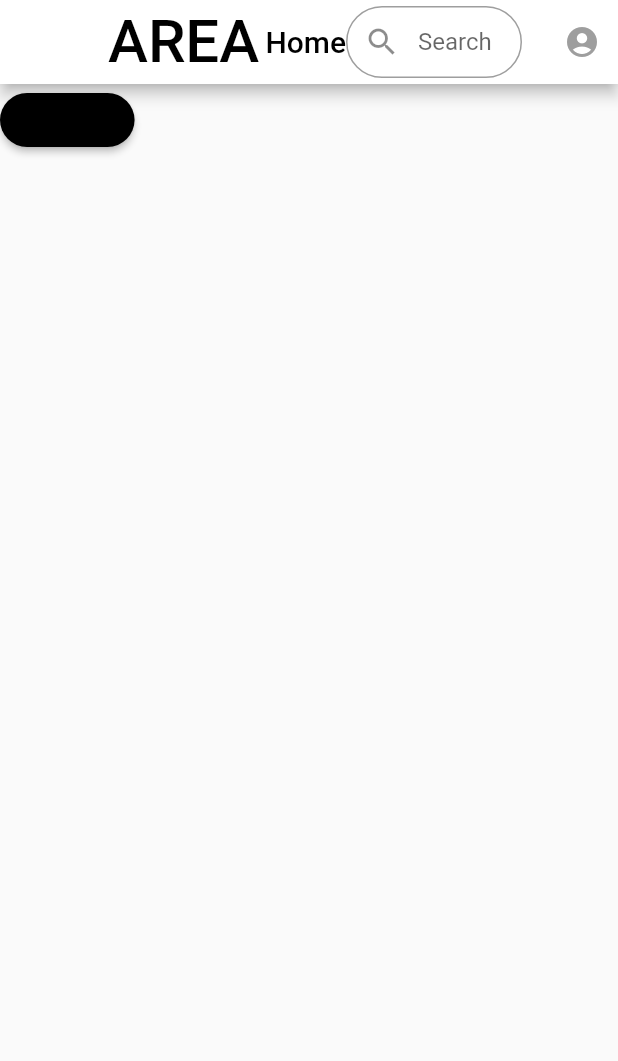
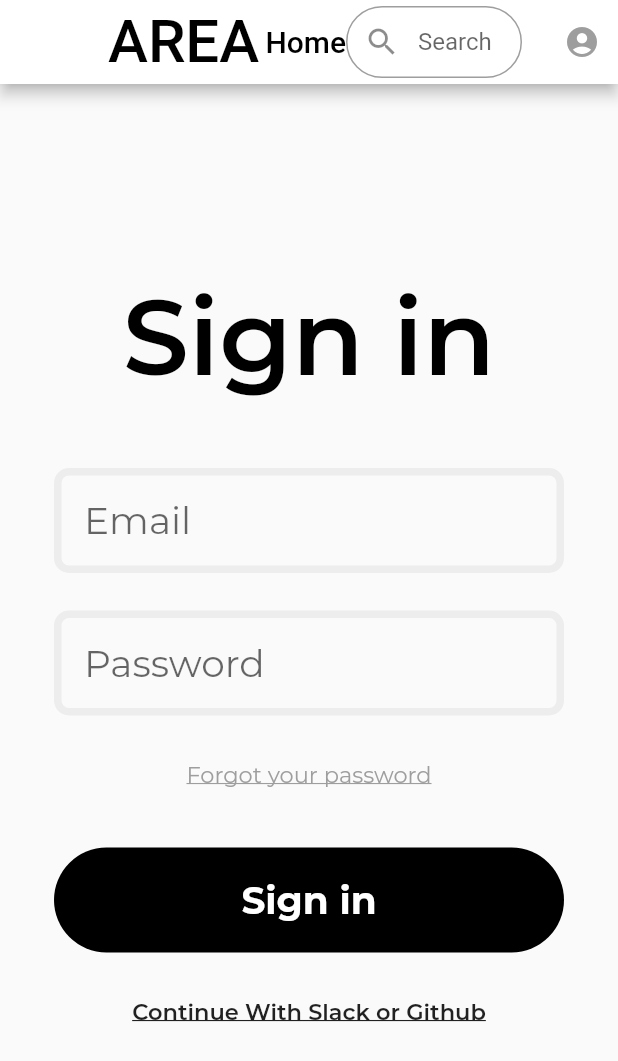
Before and after one commit to Mickeybab/Area, a Flutter app: the LoginPage screen opened by its route, on a phone screen of 412 x 824 dp. Shown: the top 1061 px of the screen. Run offline on Flutter 3.47's test engine with Material 2 defaults, Android fonts, the phone set to English and light mode, and no system bars; project files that could hold a hidden picture were left out.

Commit message:
[ADD] Adding Login front page

```diff
--- a/area_front/lib/main.dart
+++ b/area_front/lib/main.dart
@@ -11,7 +11,7 @@ import 'package:area_front/pages/Login.dart' show LoginPage;
 import 'package:area_front/pages/MyApplets.dart' show MyApplets;
 import 'package:area_front/pages/MyServices.dart' show MyServices;
 import 'package:area_front/pages/SignOut.dart' show SignOut;
-
+import 'package:area_front/pages/Landing.dart' show LandingPage;
 
 void main() => runApp(MyApp());
 
@@ -27,6 +27,7 @@ class MyApp extends StatelessWidget {
         debugShowCheckedModeBanner: false,
         home: HomePage(),
         routes: <String, WidgetBuilder>{
+          Routes.landing: (BuildContext context) => LandingPage(),
           Routes.home: (BuildContext context) => HomePage(),
           Routes.login: (BuildContext context) => LoginPage(),
           Routes.signOut: (BuildContext context) => SignOut(),
--- a/area_front/lib/pages/Landing.dart
+++ b/area_front/lib/pages/Landing.dart
@@ -1,21 +1,41 @@
 // Core
+import 'package:area_front/widgets/LogContainer.dart';
 import 'package:flutter/material.dart';
 
 // My Widgets
 import 'package:area_front/widgets/TopBar.dart';
 
-// Datas
-import 'package:area_front/static/Constants.dart';
-import 'package:area_front/static/Routes.dart';
-
-class LoginPage extends StatelessWidget {
-  const LoginPage({Key key}) : super(key: key);
+class LandingPage extends StatelessWidget {
+  const LandingPage({Key key}) : super(key: key);
 
   @override
   Widget build(BuildContext context) {
     return Scaffold(
       appBar: TopBar(),
       body: Stack(
+        children: <Widget>[
+          Align(
+            alignment: Alignment(-0.80, -0.20),
+            child: Image.asset(
+              "assets/images/3.0x/services.png",
+              width: 600,
+              height: 600,
+              fit: BoxFit.contain,
+            )
+          ),
+          Align(
+            alignment: Alignment(0.80, -0.20),
+            child: Container(
+              height: 140,
+              width: 450,
+              decoration: BoxDecoration(
+                borderRadius: BorderRadius.circular(17.0),
+                color: Color.fromARGB(255, 237, 237, 237),
+              ),
+              child: LogContainer()
+            )
+          )
+        ],
       ),
     );
   }
--- a/area_front/lib/pages/Login.dart
+++ b/area_front/lib/pages/Login.dart
@@ -3,6 +3,7 @@ import 'package:flutter/material.dart';
 
 // My Widgets
 import 'package:area_front/widgets/TopBar.dart';
+import 'package:area_front/widgets/LogContainer.dart';
 
 // Datas
 import 'package:area_front/static/Constants.dart';
@@ -16,15 +17,7 @@ class LoginPage extends StatelessWidget {
     return Scaffold(
       appBar: TopBar(),
       body: Container(
-        child: RaisedButton(
-            child: Text(Constants.getMore),
-            onPressed: () {
-              Navigator.pushReplacementNamed(context, Routes.home);
-            },
-            color: Colors.black,
-            shape: RoundedRectangleBorder(
-              borderRadius: new BorderRadius.circular(18.0),
-            )),
+        child: LogContainer()
       ),
     );
   }
--- a/area_front/lib/static/Routes.dart
+++ b/area_front/lib/static/Routes.dart
@@ -1,4 +1,5 @@
 class Routes {
+  static const String landing = "/landing";
   static const String home = "/home";
   static const String login = "/login";
   static const String explore = "/explore";
--- /dev/null
+++ b/area_front/lib/widgets/LogContainer.dart
@@ -0,0 +1,129 @@
+// Core
+import 'package:flutter/material.dart';
+
+class LogContainer extends StatefulWidget {
+  @override
+  _LogContainerState createState() => _LogContainerState();
+}
+
+class _LogContainerState extends State<LogContainer> {
+  TextStyle style = TextStyle(fontFamily: 'Montserrat', fontSize: 25.0, color: Colors.black);
+
+  @override
+  Widget build(BuildContext context) {
+    final pageTitle = Text(
+      'Sign in',
+      style: TextStyle(
+        fontFamily: 'Montserrat',
+        fontSize: 70.0,
+        fontWeight: FontWeight.w600,
+        color: Colors.black
+      ),
+    );
+
+    final emailField = TextField(
+      obscureText: false,
+      style: style,
+      decoration: InputDecoration(
+        enabledBorder: OutlineInputBorder(
+          borderSide: BorderSide(color: Color.fromARGB(255, 237, 237, 237), width: 5.0),
+          borderRadius: BorderRadius.circular(10.0)
+        ),
+        focusedBorder: OutlineInputBorder(
+          borderSide: BorderSide(color: Color.fromARGB(255, 0, 0, 0), width: 5.0),
+          borderRadius: BorderRadius.circular(10.0)
+        ),
+        contentPadding: EdgeInsets.all(20.0),
+        hintText: "Email",
+      ),
+    );
+
+    final passwordField = TextField(
+      obscureText: true,
+      style: style,
+      decoration: InputDecoration(
+        enabledBorder: OutlineInputBorder(
+          borderSide: BorderSide(color: Color.fromARGB(255, 237, 237, 237), width: 5.0),
+          borderRadius: BorderRadius.circular(10.0)
+        ),
+        focusedBorder: OutlineInputBorder(
+          borderSide: BorderSide(color: Color.fromARGB(255, 0, 0, 0), width: 5.0),
+          borderRadius: BorderRadius.circular(10.0)
+        ),
+        contentPadding: EdgeInsets.all(20.0),
+        hintText: "Password",
+      ),
+    );
+
+    final forgotButton = FlatButton(
+      child: Text(
+        'Forgot your password',
+        style: TextStyle(
+          decoration: TextDecoration.underline,
+          fontFamily: 'Montserrat',
+          fontSize: 15.0,
+          fontWeight: FontWeight.w400,
+          color: Colors.grey
+        ),
+      ),
+      onPressed: () {
+      },
+    );
+
+    final logWithButton = FlatButton(
+      child: Text(
+        'Continue With Slack or Github',
+        style: TextStyle(
+          decoration: TextDecoration.underline,
+          fontFamily: 'Montserrat',
+          fontSize: 15.0,
+          fontWeight: FontWeight.w600,
+        ),
+      ),
+      onPressed: () {
+      },
+    );
+
+    final loginButon = Material(
+      borderRadius: BorderRadius.circular(35.0),
+      color: Colors.black,
+      child: MaterialButton(
+        minWidth: MediaQuery.of(context).size.width,
+        padding: EdgeInsets.all(20.0),
+        onPressed: () {},
+        child: Text("Sign in",
+          textAlign: TextAlign.center,
+          style: style.copyWith(color: Colors.white, fontWeight: FontWeight.bold)
+        ),
+      ),
+    );
+
+    return Scaffold(
+      body: Center(
+        child: Container(
+          width: 550,
+          child: Padding(
+            padding: const EdgeInsets.all(36.0),
+            child: Column(
+              crossAxisAlignment: CrossAxisAlignment.center,
+              mainAxisAlignment: MainAxisAlignment.center,
+              children: <Widget>[
+                pageTitle,
+                SizedBox(height: 45.0),
+                emailField,
+                SizedBox(height: 25.0),
+                passwordField,
+                SizedBox(height: 15.0),
+                forgotButton,
+                SizedBox(height: 25.0),
+                loginButon,
+                SizedBox(height: 15.0),
+                logWithButton,
+              ],
+            )
+          ),
+        ),
+      ),
+    );
+  }
+}
--- a/area_front/lib/widgets/UserControl.dart
+++ b/area_front/lib/widgets/UserControl.dart
@@ -58,7 +58,8 @@ class UserControl extends StatelessWidget {
           ),
           PopupMenuItem(
             child: Text(Constants.signOut),
-            value: Routes.signOut,
+            // value: Routes.signOut,
+            value: Routes.login,
           ),
         ];
       },
```
Also changed, not shown: area_front/pubspec.yaml (+21 -11 lines), area_front/assets/fonts/Montserrat/Montserrat-Bold.ttf (added), area_front/assets/fonts/Montserrat/Montserrat-ExtraBold.ttf (added), area_front/assets/fonts/Montserrat/Montserrat-ExtraLight.ttf (added), area_front/assets/fonts/Montserrat/Montserrat-Light.ttf (added), area_front/assets/fonts/Montserrat/Montserrat-Medium.ttf (added), area_front/assets/fonts/Montserrat/Montserrat-Regular.ttf (added), area_front/assets/fonts/Montserrat/Montserrat-SemiBold.ttf (added), area_front/assets/fonts/Montserrat/Montserrat-Thin.ttf (added).
